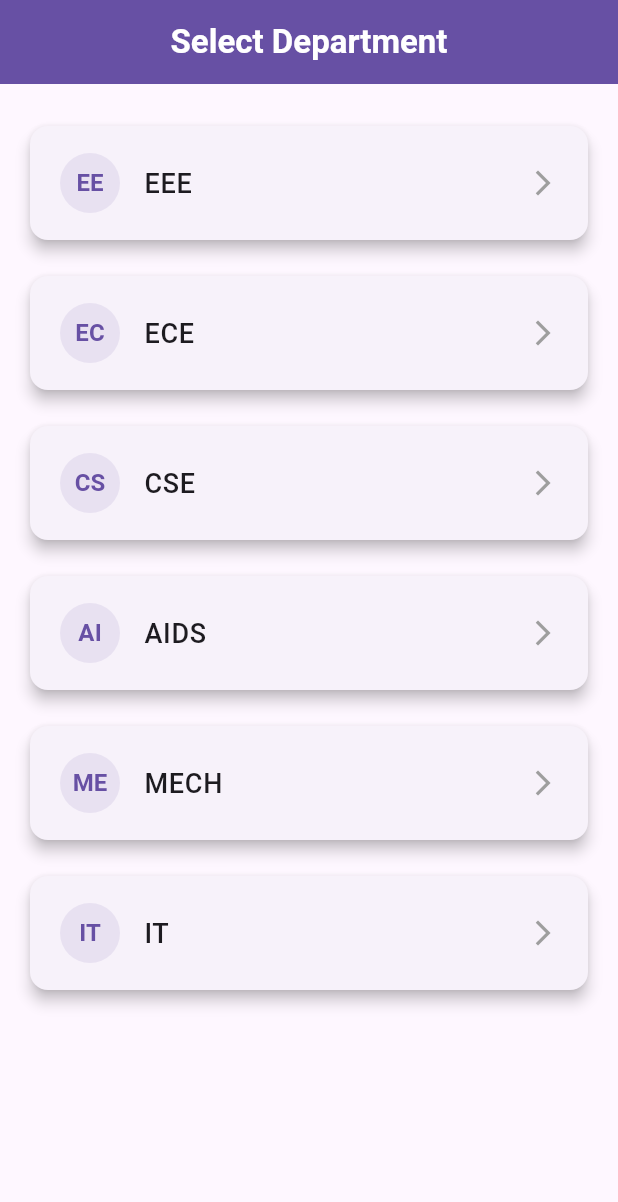
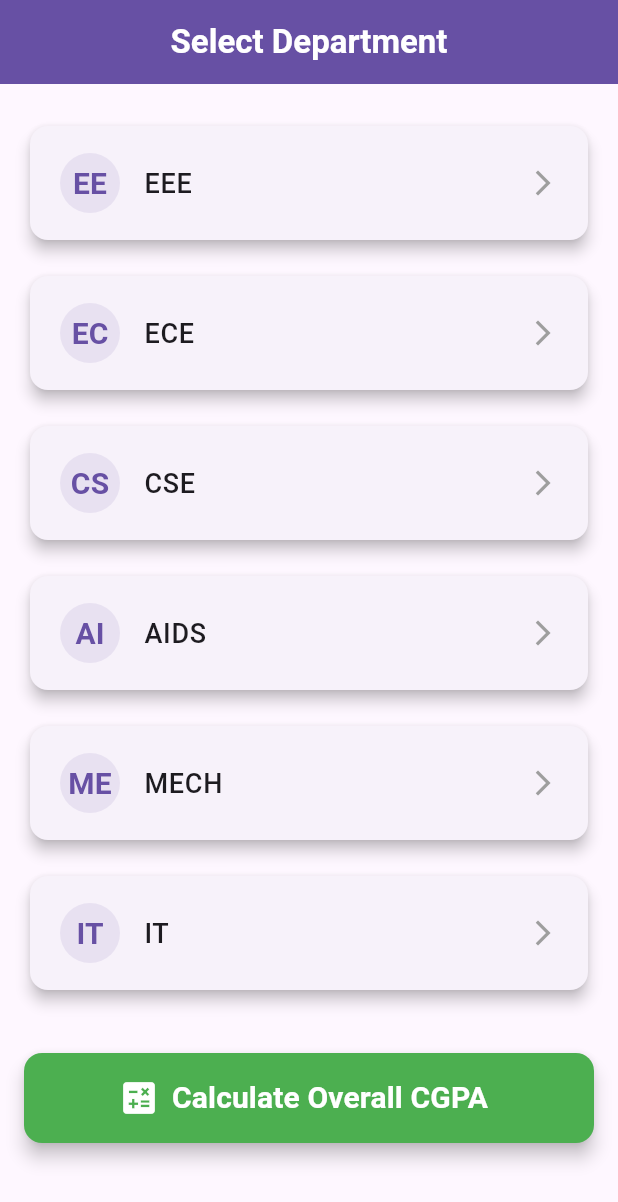
Before and after one commit to sanjayrameshr/All_Dept_Calculator, a Flutter app: the screen it shows after launch, on a phone screen of 412 x 824 dp. Shown: the top 1202 px of the screen. Run offline on Flutter 3.47's test engine with Material 3 defaults, Android fonts, the light colour scheme and no system bars.

Commit message:
Refactor department selection page: simplify list building and enhance UI layout for better readability

```diff
--- a/lib/department_selection_page.dart
+++ b/lib/department_selection_page.dart
@@ -1,8 +1,7 @@
-// lib/department_selection_page.dart
-
 import 'package:flutter/material.dart';
 import '../data/semester_details.dart';
 import 'Pages/semester_selection_page.dart';
+import 'Pages/cgpa_page.dart';
 
 class DepartmentSelectionPage extends StatelessWidget {
   const DepartmentSelectionPage({super.key});
@@ -21,13 +20,10 @@ class DepartmentSelectionPage extends StatelessWidget {
         backgroundColor: Theme.of(context).primaryColor,
         foregroundColor: Colors.white,
       ),
-      body: ListView.builder(
+      body: ListView(
         padding: const EdgeInsets.all(16.0),
-        // Build a list item for each department
-        itemCount: departments.length,
-        itemBuilder: (context, index) {
-          final departmentName = departments[index];
-          return Padding(
+        children: [
+          ...departments.map((departmentName) => Padding(
                 padding: const EdgeInsets.symmetric(vertical: 8.0),
                 child: Card(
                   elevation: 4,
@@ -48,6 +44,7 @@ class DepartmentSelectionPage extends StatelessWidget {
                         style: TextStyle(
                           fontWeight: FontWeight.bold,
                           color: Theme.of(context).primaryColor,
+                          fontSize: 20,
                         ),
                       ),
                     ),
@@ -74,8 +71,31 @@ class DepartmentSelectionPage extends StatelessWidget {
                     },
                   ),
                 ),
+              )),
+          const SizedBox(height: 30),
+          ElevatedButton.icon(
+            onPressed: () {
+              Navigator.push(
+                context,
+                MaterialPageRoute(builder: (context) => CgpaCalculatorPage()),
               );
             },
+            icon: const Icon(Icons.calculate, size: 28),
+            label: const Text(
+              'Calculate Overall CGPA',
+              style: TextStyle(fontSize: 20, fontWeight: FontWeight.bold),
+            ),
+            style: ElevatedButton.styleFrom(
+              minimumSize: const Size.fromHeight(60),
+              backgroundColor: Colors.green,
+              foregroundColor: Colors.white,
+              shape: RoundedRectangleBorder(
+                borderRadius: BorderRadius.circular(12),
+              ),
+              elevation: 5,
+            ),
+          ),
+        ],
       ),
     );
   }
```
Also changed, not shown: lib/Pages/semester_selection_page.dart (+1 -27 lines). Lines whose indentation alone changed are shown as unchanged.
